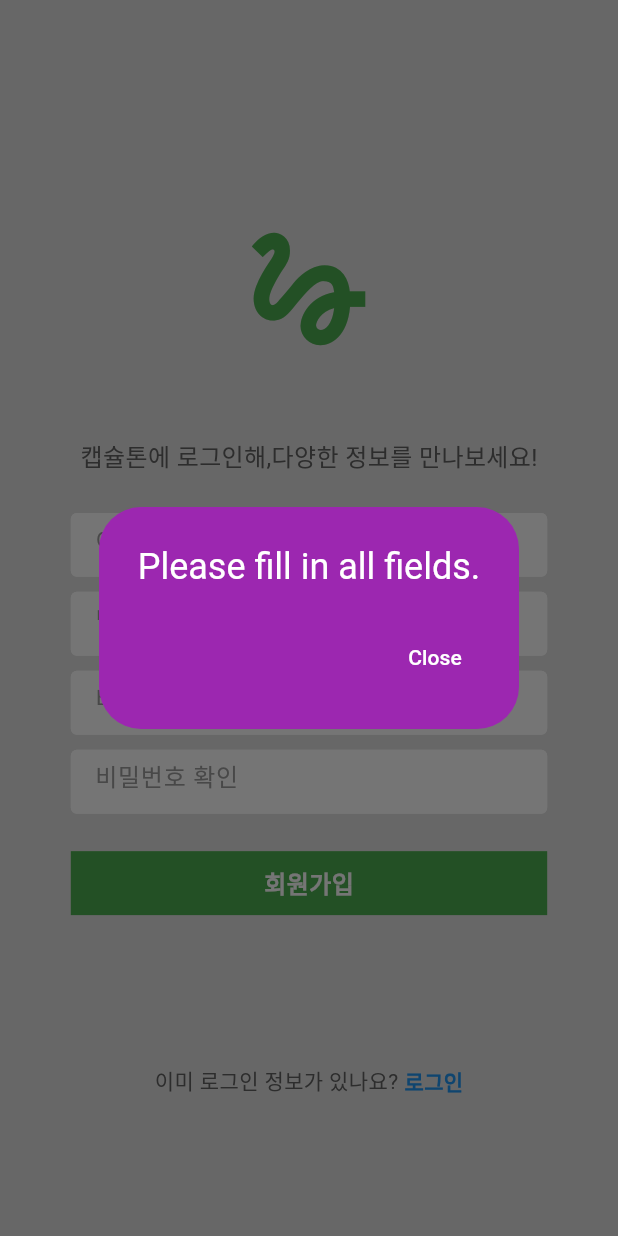
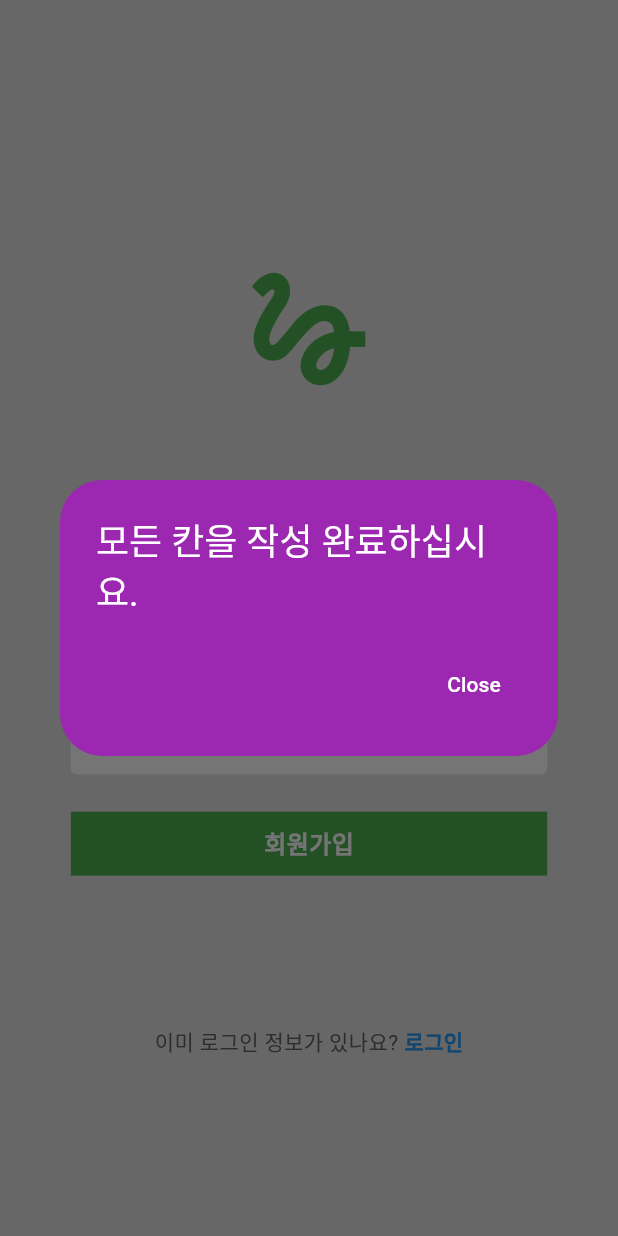
Before and after one commit to capsuletone/Frontend, a Flutter app: the RegisterScreen screen opened by its route, after a tap on "회원가입", on a phone screen of 412 x 824 dp. Run offline on Flutter 3.47's test engine with Material 3 defaults, Android fonts, the phone set to English and light mode, and no system bars; our stand-ins replace firebase_auth, firebase_core, font_awesome_flutter, go_router, table_calendar; missing offline and left inert: xml2json; accounts and stored records are empty.

Commit message:
login,register API 연결 수정 완료.

```diff
--- a/lib/database/register_database.dart
+++ b/lib/database/register_database.dart
@@ -2,7 +2,7 @@ class Register {
   String? userid;
   String? password;
   String? username;
-  DateTime? registerdate;
+  String? registerdate;
 
   Register({this.userid, this.password, this.username, this.registerdate});
 
--- a/lib/screens/login_screen.dart
+++ b/lib/screens/login_screen.dart
@@ -33,10 +33,6 @@ class _LoginScreenState extends State<LoginScreen> {
     }
 
     try {
-      await FirebaseAuth.instance.signInWithEmailAndPassword(
-        email: emailController.text,
-        password: passwordController.text,
-      );
       final loginData = Login(
           userid: emailController.text, password: passwordController.text);
       loginRepository.loginUser(loginData, context);
--- a/lib/screens/register_screen.dart
+++ b/lib/screens/register_screen.dart
@@ -29,10 +29,8 @@ class _RegisterScreenState extends State<RegisterScreen> {
     // 입력 유효성 검사 추가
     if (emailController.text.isEmpty ||
         passwordController.text.isEmpty ||
-        userNameController.text.isEmpty ||
-        confirmpasswordController.text.isEmpty) {
-      ShowErrorMessage(context: context, message: 'Please fill in all fields.')
-          .show();
+        userNameController.text.isEmpty) {
+      ShowErrorMessage(context: context, message: '모든 칸을 작성 완료하십시요.').show();
       return;
     }
 
@@ -48,13 +46,27 @@ class _RegisterScreenState extends State<RegisterScreen> {
         registerdate: DateFormat('yyyy-MM-dd').format(DateTime.now()),
       );
       registerRepository.registerUser(register, context);
-
-      // 회원 가입 성공 후 EntryScreen으로 이동
+      showDialog(
+        context: context,
+        builder: (BuildContext context) {
+          return AlertDialog(
+            title: Text("회원가입 성공"),
+            content: Text("로그인을 위해 로그인 화면으로 이동합니다."),
+            actions: [
+              TextButton(
+                child: Text("확인"),
+                onPressed: () {
+                  context.go('/login');
+                },
+              ),
+            ],
+          );
+        },
+      );
     } catch (e) {
       print("에러 발생 $e");
     } finally {
       if (mounted) {
-        // 위젯이 여전히 마운트되어 있는지 확인
         setState(() {
           _isLoading = false; // 로딩 상태 관리를 위한 상태 변수 설정
         });
@@ -97,31 +109,21 @@ class _RegisterScreenState extends State<RegisterScreen> {
                 // email textfield
                 LoginTextField(
                   controller: emailController,
-                  hintText: '이메일',
+                  hintText: '아이디',
                   obscureText: false,
                 ),
 
                 const SizedBox(height: 10),
                 LoginTextField(
-                  controller: userNameController,
-                  hintText: '닉네임',
-                  obscureText: false,
-                ),
-                const SizedBox(height: 10),
-                // password textfield
-                LoginTextField(
                   controller: passwordController,
                   hintText: '비밀번호',
                   obscureText: true,
                 ),
-
                 const SizedBox(height: 10),
-
-                // confirm password textfield
                 LoginTextField(
-                  controller: confirmpasswordController,
-                  hintText: '비밀번호 확인',
-                  obscureText: true,
+                  controller: userNameController,
+                  hintText: '닉네임',
+                  obscureText: false,
                 ),
 
                 const SizedBox(height: 25),
```
Also changed, not shown: lib/repository/login_repository.dart (+21 -4 lines), 4 other files.
